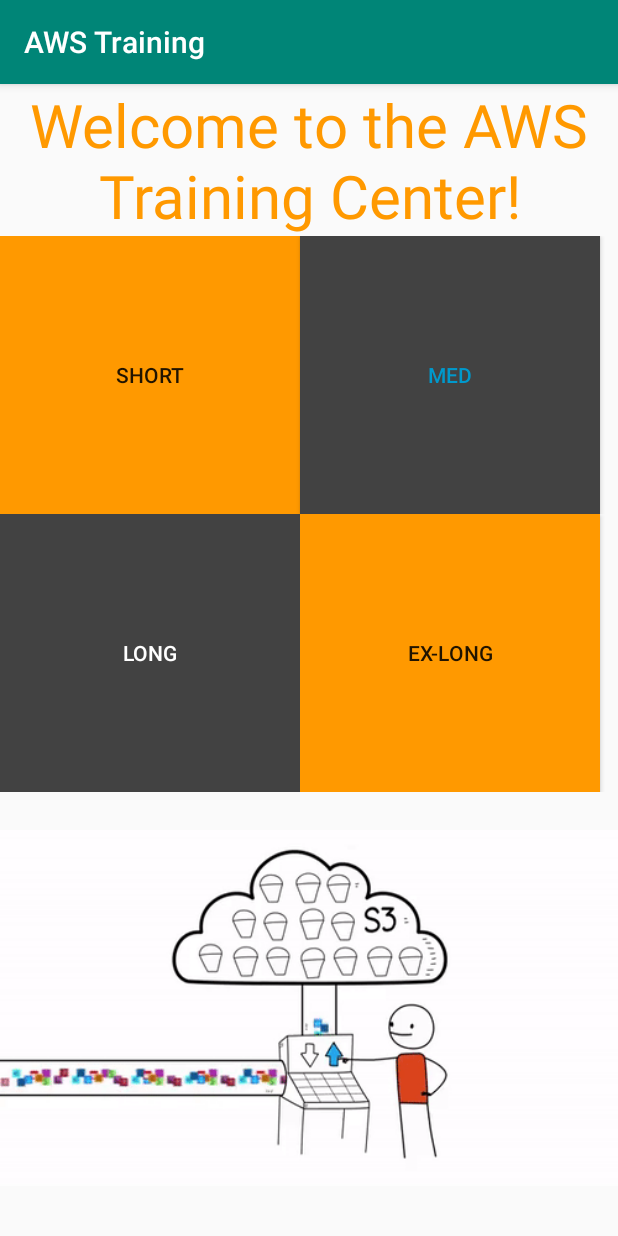
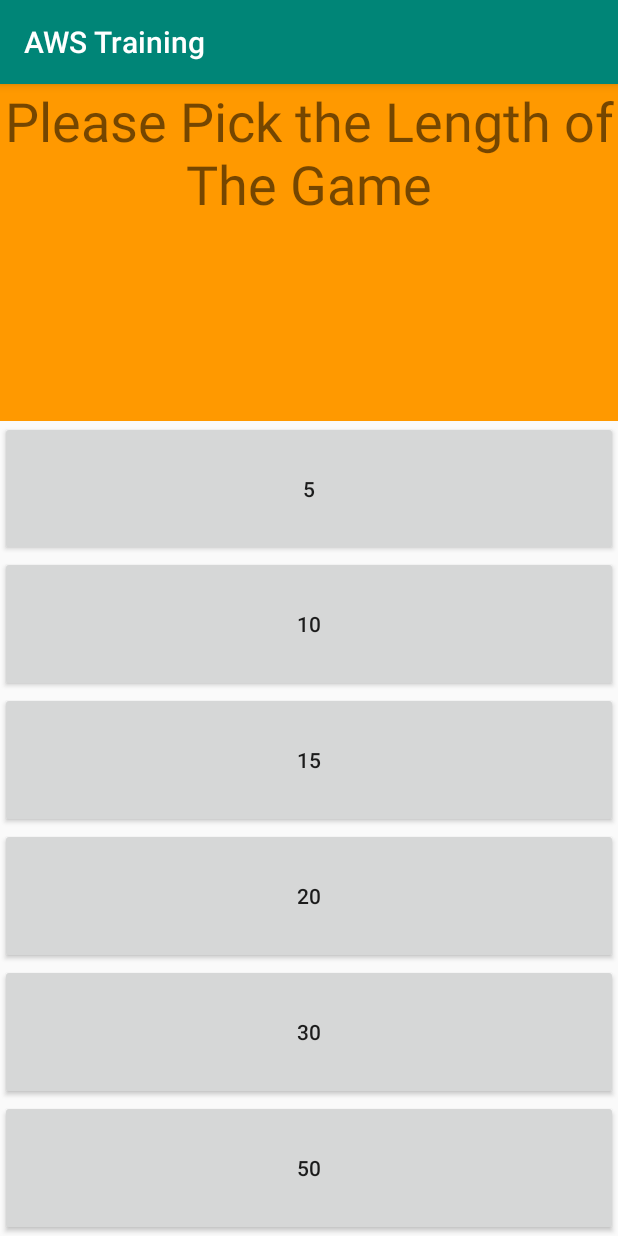
Before and after one commit to ido123ziv/cloud-dumps-app, an Android app: the screen it shows after launch (MainActivity before the commit, ExamListActivity after it), on a phone screen of 412 x 824 dp. Run offline under Robolectric (Android 15) with nearby library versions, the phone set to English and light mode, and no system bars.

Commit message:
major GUI changes and some functionality changes as well

```diff
--- a/app/src/main/java/com/example/awstraining/Answer.kt
+++ b/app/src/main/java/com/example/awstraining/Answer.kt
@@ -5,8 +5,7 @@
 class Answer(a : String, var backgroundColor: Int = Color.WHITE) {
     val answer: String = a
 
-    override
-    fun toString(): String {
+    override fun toString(): String {
         return this.answer
     }
 }
--- /dev/null
+++ b/app/src/main/java/com/example/awstraining/ExamListActivity.kt
@@ -0,0 +1,58 @@
+package com.example.awstraining
+
+import android.content.Intent
+import androidx.appcompat.app.AppCompatActivity
+import android.os.Bundle
+import kotlinx.android.synthetic.main.activity_exam_list.*
+import kotlinx.android.synthetic.main.activity_main.*
+
+class ExamListActivity : AppCompatActivity() {
+
+    override fun onCreate(savedInstanceState: Bundle?) {
+        super.onCreate(savedInstanceState)
+        setContentView(R.layout.activity_exam_list)
+
+        buttonFive.setOnClickListener {
+            val intent = Intent(this, GameActivity::class.java)
+            // Go to activity
+            intent.putExtra("NUM_OF_QUESTIONS", 5)
+            startActivity(intent)
+        }
+
+        buttonTen.setOnClickListener {
+            val intent = Intent(this, GameActivity::class.java)
+            // Go to activity
+            intent.putExtra("NUM_OF_QUESTIONS", 10)
+            startActivity(intent)
+        }
+
+        buttonFifteen.setOnClickListener {
+            val intent = Intent(this, GameActivity::class.java)
+            // Go to activity
+            intent.putExtra("NUM_OF_QUESTIONS", 15)
+            startActivity(intent)
+        }
+
+        buttonTwenty.setOnClickListener {
+            val intent = Intent(this, GameActivity::class.java)
+            // Go to activity
+            intent.putExtra("NUM_OF_QUESTIONS", 20)
+            startActivity(intent)
+        }
+        buttonThirty.setOnClickListener {
+            val intent = Intent(this, GameActivity::class.java)
+            // Go to activity
+            intent.putExtra("NUM_OF_QUESTIONS", 30)
+            startActivity(intent)
+        }
+
+
+        buttonFifty.setOnClickListener {
+            val intent = Intent(this, GameActivity::class.java)
+            // Go to activity
+            intent.putExtra("NUM_OF_QUESTIONS", 50)
+            startActivity(intent)
+        }
+    }
+
+}
--- a/app/src/main/java/com/example/awstraining/MainActivity.kt
+++ b/app/src/main/java/com/example/awstraining/MainActivity.kt
@@ -1,48 +1,55 @@
 package com.example.awstraining
 
+import android.content.Context
 import android.content.Intent
 import androidx.appcompat.app.AppCompatActivity
 import android.os.Bundle
+import android.os.Handler
+import android.os.Looper
 import android.view.View
 import com.google.android.material.snackbar.Snackbar
 import kotlinx.android.synthetic.main.activity_main.*
 
 class MainActivity : AppCompatActivity() {
+    companion object {
+        const val LOADING_DELAY: Long = 3000
+    }
+
+    private var mDelayHandler: Handler? = null
+
+    internal class ddRunnable : Runnable {
+        override fun run() {
+            android.os.Process.setThreadPriority(android.os.Process.THREAD_PRIORITY_BACKGROUND)
+
+            Thread.currentThread()
+        }
+    }
+
+
+    internal val mRunnable: Runnable = Runnable {
+        android.os.Process.setThreadPriority(android.os.Process.THREAD_PRIORITY_BACKGROUND)
+        var intent: Intent?
+        intent = Intent(this, ExamListActivity::class.java)
+        startActivity(intent)
+        finish()
+    }
+
 
     override fun onCreate(savedInstanceState: Bundle?) {
         super.onCreate(savedInstanceState)
         setContentView(R.layout.activity_main)
 
-        button.setOnClickListener {
-            val intent = Intent(this, GameActivity::class.java)
-            // Go to activity
-            intent.putExtra("NUM_OF_QUESTIONS", 5)
-            startActivity(intent)
+        mDelayHandler = Handler(Looper.getMainLooper())
+        mDelayHandler!!.postDelayed(mRunnable, LOADING_DELAY)
+    }
+
+    override fun onDestroy() {
+        if (mDelayHandler != null) {
+            mDelayHandler!!.removeCallbacks(mRunnable)
         }
+        super.onDestroy()
+    }
 
-        button2.setOnClickListener {
-            val intent = Intent(this, GameActivity::class.java)
-            // Go to activity
-            intent.putExtra("NUM_OF_QUESTIONS", 15)
-            startActivity(intent)
-        }
-
-        button3.setOnClickListener {
-            val intent = Intent(this, GameActivity::class.java)
-            // Go to activity
-            intent.putExtra("NUM_OF_QUESTIONS", 30)
-            startActivity(intent)
-        }
-
-
-        button4.setOnClickListener {
-            val intent = Intent(this, GameActivity::class.java)
-            // Go to activity
-            intent.putExtra("NUM_OF_QUESTIONS", 50)
-            startActivity(intent)
-        }
-
-    }
 
 //    fun buOBClick(v: View) {
 //        var intent = Intent(this, GameActivity::class.java)
--- /dev/null
+++ b/app/src/main/res/layout/activity_exam_list.xml
@@ -0,0 +1,78 @@
+<?xml version="1.0" encoding="utf-8"?>
+<androidx.constraintlayout.widget.ConstraintLayout xmlns:android="http://schemas.android.com/apk/res/android"
+        xmlns:app="http://schemas.android.com/apk/res-auto"
+        xmlns:tools="http://schemas.android.com/tools"
+        android:layout_width="match_parent"
+        android:layout_height="match_parent"
+        tools:context=".ExamListActivity">
+
+    <TextView
+            android:id="@+id/pickAgame"
+            android:layout_width="match_parent"
+            android:layout_height="0dp"
+            android:text="@string/pickAGame"
+            android:autoSizeMaxTextSize="36dp"
+            android:autoSizeMinTextSize="16sp"
+            android:autoSizeStepGranularity="4sp"
+            android:autoSizeTextType="uniform"
+            android:textAlignment="center"
+            android:background="@color/aws"
+            app:layout_constraintBottom_toTopOf="@+id/linearLayout"
+            app:layout_constraintEnd_toEndOf="parent"
+            app:layout_constraintStart_toStartOf="parent"
+            app:layout_constraintTop_toTopOf="parent" />
+
+    <LinearLayout
+            android:id="@+id/linearLayout"
+            android:layout_width="match_parent"
+            android:layout_height="543dp"
+            android:orientation="vertical"
+            android:weightSum="6"
+            app:layout_constraintBottom_toBottomOf="parent"
+            app:layout_constraintEnd_toEndOf="parent"
+            app:layout_constraintStart_toStartOf="parent">
+
+        <Button
+                android:id="@+id/buttonFive"
+                android:layout_width="match_parent"
+                android:layout_height="0dp"
+                android:layout_weight="1"
+                android:text="@string/five" />
+
+        <Button
+                android:id="@+id/buttonTen"
+                android:layout_width="match_parent"
+                android:layout_height="0dp"
+                android:layout_weight="1"
+                android:text="@string/ten" />
+
+        <Button
+                android:id="@+id/buttonFifteen"
+                android:layout_width="match_parent"
+
+                android:layout_height="0dp"
+                android:layout_weight="1"
+                android:text="@string/fifteen" />
+
+        <Button
+                android:id="@+id/buttonTwenty"
+                android:layout_width="match_parent"
+                android:layout_height="0dp"
+                android:layout_weight="1"
+                android:text="@string/twenty" />
+
+        <Button
+                android:id="@+id/buttonThirty"
+                android:layout_width="match_parent"
+                android:layout_height="0dp"
+                android:layout_weight="1"
+                android:text="@string/thirty" />
+
+        <Button
+                android:id="@+id/buttonFifty"
+                android:layout_width="match_parent"
+                android:layout_height="0dp"
+                android:layout_weight="1"
+                android:text="@string/fifty" />
+    </LinearLayout>
+</androidx.constraintlayout.widget.ConstraintLayout>
--- a/app/src/main/res/layout/activity_main.xml
+++ b/app/src/main/res/layout/activity_main.xml
@@ -20,68 +20,16 @@
             app:layout_constraintRight_toRightOf="parent"
             app:layout_constraintTop_toTopOf="parent" />
 
-    <TableLayout
-            android:layout_width="match_parent"
-            android:layout_height="0dp"
-            app:layout_constraintBottom_toTopOf="@id/gifview"
-            app:layout_constraintEnd_toEndOf="parent"
-            app:layout_constraintStart_toStartOf="parent"
-            app:layout_constraintTop_toBottomOf="@+id/Hadline"
-            android:weightSum="4">
-
-        <TableRow
-                android:layout_width="match_parent"
-                android:layout_height="0dp"
-                android:layout_weight="2">
-
-            <Button
-                    android:id="@+id/button"
-                    style="@style/Widget.AppCompat.Button.Borderless"
-                    android:layout_width="200dp"
-                    android:layout_height="match_parent"
-                    android:background="@color/aws"
-                    android:text="short" />
-
-            <Button
-                    android:id="@+id/button2"
-                    android:layout_width="200dp"
-                    android:layout_height="match_parent"
-                    android:background="@color/cardview_dark_background"
-                    android:text="med"
-                    android:textColor="@android:color/holo_blue_dark" />
-        </TableRow>
-
-        <TableRow
-                android:layout_width="match_parent"
-                android:layout_height="0dp"
-                android:layout_weight="2">
-
-            <Button
-                    android:id="@+id/button4"
-                    android:layout_width="200dp"
-                    android:layout_height="match_parent"
-                    android:text="long"
-                    android:background="@color/cardview_dark_background"
-                    android:textColor="@android:color/white"/>
-
-            <Button
-                    android:id="@+id/button3"
-                    android:layout_width="200dp"
-                    android:layout_height="match_parent"
-                    android:background="@color/aws"
-                    android:text="ex-long" />
-        </TableRow>
-    </TableLayout>
-
     <pl.droidsonroids.gif.GifImageView
             android:id="@+id/gifview"
             android:layout_width="match_parent"
             android:layout_height="0dp"
-            android:layout_marginBottom="8dp"
+            android:layout_marginBottom="208dp"
             android:layout_weight="3"
             android:src="@drawable/s3"
             app:layout_constraintBottom_toBottomOf="parent"
             app:layout_constraintEnd_toEndOf="parent"
+            app:layout_constraintHorizontal_bias="0.0"
             app:layout_constraintStart_toStartOf="parent" />
 
 </androidx.constraintlayout.widget.ConstraintLayout>
--- a/app/src/main/res/values/strings.xml
+++ b/app/src/main/res/values/strings.xml
@@ -1,4 +1,11 @@
 <resources>
     <string name="app_name">AWS Training</string>
     <string name="answer">Answer</string>
+    <string name="pickAGame">Please Pick the Length of The Game</string>
+    <string name="five">5</string>
+    <string name="ten">10</string>
+    <string name="fifteen">15</string>
+    <string name="twenty">20</string>
+    <string name="thirty">30</string>
+    <string name="fifty">50</string>
 </resources>
```
Also changed, not shown: app/src/main/AndroidManifest.xml (+5 -5 lines), app/src/main/assets/aws.json (+16 -0 lines), app/src/main/java/com/example/awstraining/GameActivity.kt (+97 -24 lines).
